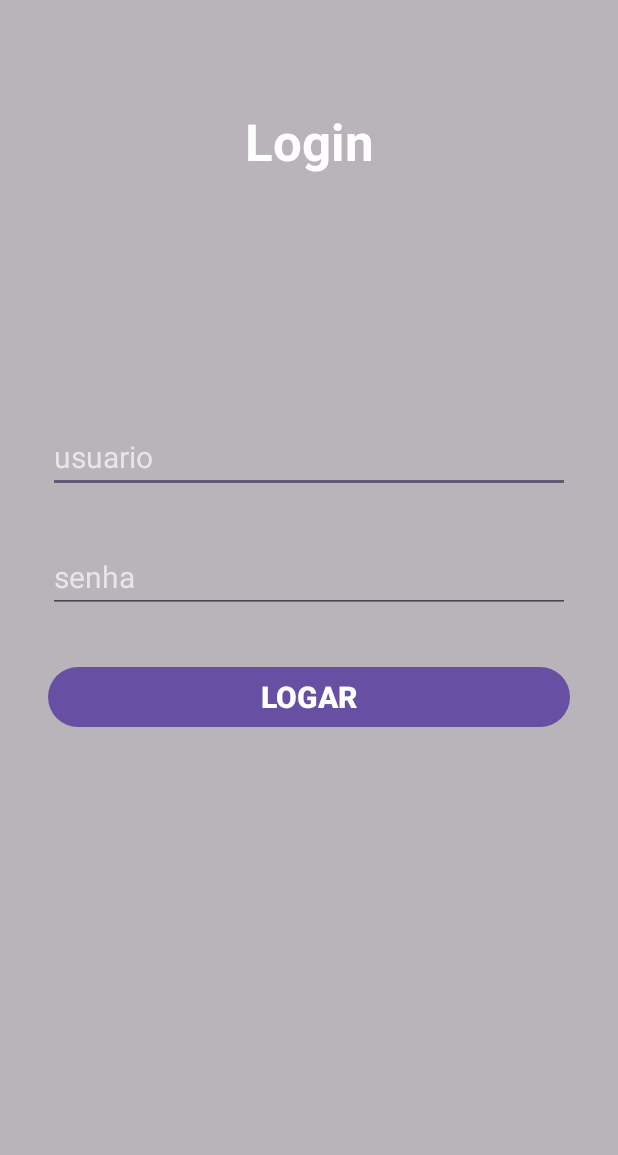
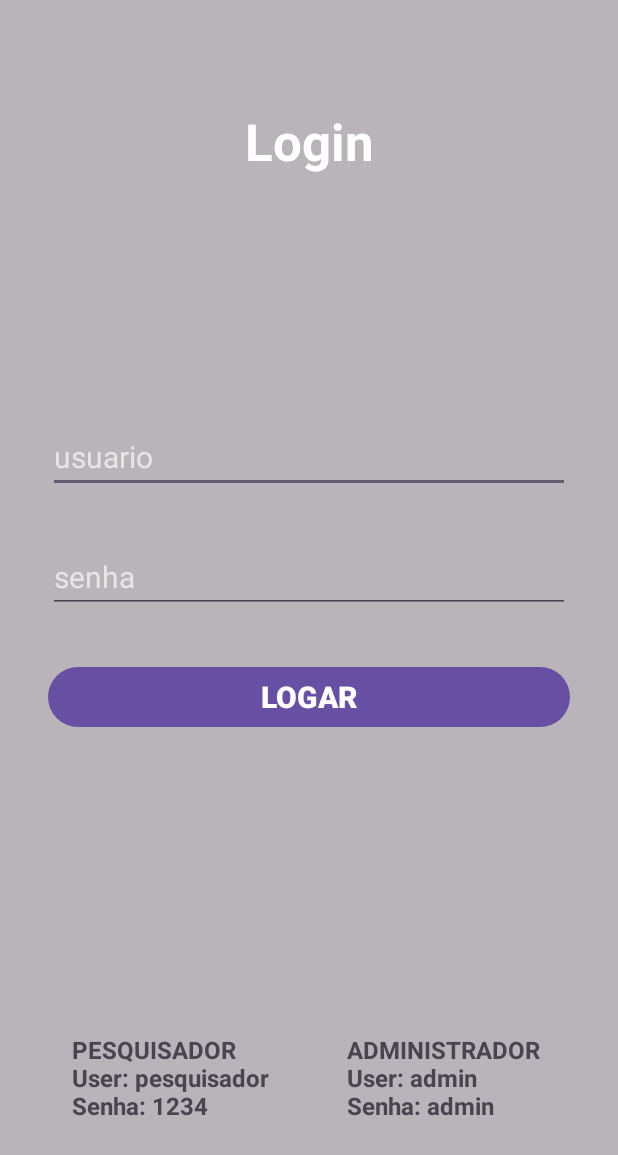
Before and after one commit to SamCodeX01/App-Origem-e-Destino, an Android app: the screen it shows after launch (LoginActivity), on a phone screen of 412 x 824 dp. Shown: the top 1155 px of the screen. Run offline under Robolectric (Android 15) with nearby library versions, the phone set to English and light mode, and no system bars.

```diff
--- a/app/src/main/java/com/example/pesquisametropolitana/LoginActivity.java
+++ b/app/src/main/java/com/example/pesquisametropolitana/LoginActivity.java
@@ -50,7 +50,7 @@ public class LoginActivity extends AppCompatActivity {
             String usuario = txtUsuario.getText().toString();
             String senha = txtSenha.getText().toString();
 
-            if (usuario.equals("") && senha.equals("")) {
+            if (usuario.equals("pesquisador") && senha.equals("1234")) {
                 startActivity(new Intent(this, PesquisaActivity.class));
                 finish();
             }
--- a/app/src/main/res/layout/activity_login.xml
+++ b/app/src/main/res/layout/activity_login.xml
@@ -66,4 +66,30 @@
         app:layout_constraintEnd_toEndOf="parent"
         app:layout_constraintStart_toStartOf="parent"
         app:layout_constraintTop_toTopOf="parent" />
+
+    <TextView
+        android:id="@+id/textView10"
+        android:layout_width="wrap_content"
+        android:layout_height="wrap_content"
+        android:layout_marginBottom="76dp"
+        android:text="PESQUISADOR \nUser: pesquisador \nSenha: 1234"
+        android:textSize="16sp"
+        android:textStyle="bold"
+        app:layout_constraintBottom_toBottomOf="parent"
+        app:layout_constraintEnd_toStartOf="@+id/textView11"
+        app:layout_constraintHorizontal_bias="0.5"
+        app:layout_constraintStart_toStartOf="parent" />
+
+    <TextView
+        android:id="@+id/textView11"
+        android:layout_width="wrap_content"
+        android:layout_height="wrap_content"
+        android:layout_marginBottom="76dp"
+        android:text="ADMINISTRADOR \nUser: admin \nSenha: admin"
+        android:textSize="16sp"
+        android:textStyle="bold"
+        app:layout_constraintBottom_toBottomOf="parent"
+        app:layout_constraintEnd_toEndOf="parent"
+        app:layout_constraintHorizontal_bias="0.5"
+        app:layout_constraintStart_toEndOf="@+id/textView10" />
 </androidx.constraintlayout.widget.ConstraintLayout>
```
Also changed, not shown: app/src/main/java/com/example/pesquisametropolitana/CadastroActivity.java (+9 -3 lines), app/src/main/res/layout/activity_splash.xml (+19 -4 lines), app/src/main/res/drawable/splashimage.webp (added).
